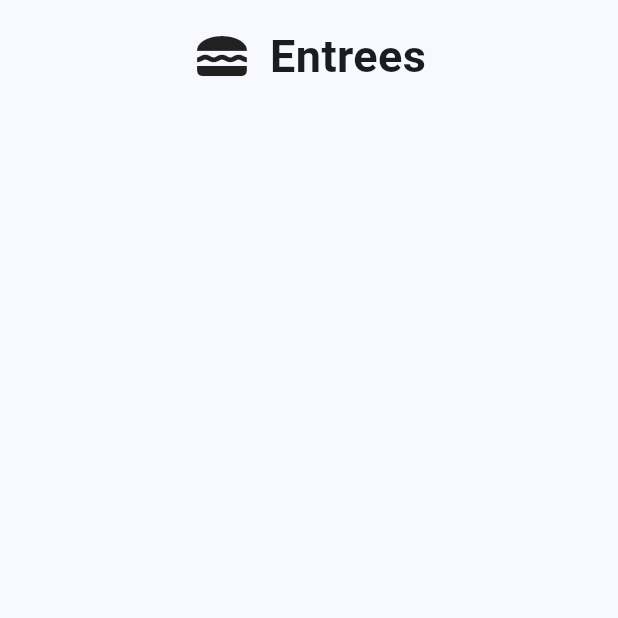
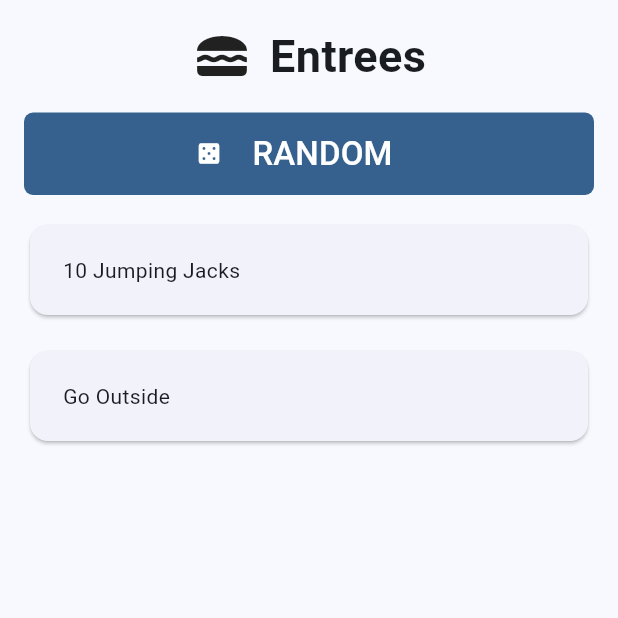
Before and after one commit to a-batts/neutritious, a Flutter app: the screen it shows after launch, after a tap on "Entrees", on a phone screen of 412 x 824 dp, the top half of it. Run offline on Flutter 3.47's test engine with Material 3 defaults, Android fonts, the light colour scheme and no system bars.

Commit message:
Randomization feature added

```diff
--- a/lib/category_page.dart
+++ b/lib/category_page.dart
@@ -1,5 +1,10 @@
+import 'dart:math';
+
 import 'package:flutter/material.dart';
 import 'package:neutritious/enums/menu_category.dart';
+import 'package:neutritious/types/item_data.dart';
+
+import 'item_page.dart';
 
 class CategoryPage extends StatefulWidget {
   const CategoryPage({super.key, required this.category});
@@ -11,9 +16,47 @@ class CategoryPage extends StatefulWidget {
 }
 
 class _CategoryPageState extends State<CategoryPage> {
+  Widget _itemCard(
+    ItemData data,
+  ) {
+    return (SizedBox(
+      width: 600,
+      child: Card(
+          child: InkWell(
+        borderRadius: BorderRadius.circular(12.0),
+        onTap: () => {},
+        child: Padding(
+            padding:
+                const EdgeInsets.symmetric(horizontal: 22.0, vertical: 20.0),
+            child: Row(
+              children: [Text(data.name)],
+            )),
+      )),
+    ));
+  }
+
   @override
   Widget build(BuildContext context) {
     final MenuCategory category = widget.category;
+
+    const List<ItemData> items = [
+      ItemData(
+          name: "10 Jumping Jacks", description: "Lorem ipsum", imageURL: ""),
+      ItemData(name: "Go Outside", description: "Lorem ipsum", imageURL: "")
+    ];
+
+    // Select a random item and display it //
+    selectRandomItem() {
+      Random random = Random();
+      int selectedItem = random.nextInt(items.length);
+
+      Navigator.push(
+        context,
+        MaterialPageRoute(
+            builder: (context) =>
+                ItemPage(item: items.elementAt(selectedItem))),
+      );
+    }
 
     return Scaffold(
       body: Center(
@@ -30,6 +73,23 @@ class _CategoryPageState extends State<CategoryPage> {
               Text(category.title,
                   style: const TextStyle(
                       fontSize: 30.0, fontWeight: FontWeight.w600))
+            ]),
+            const SizedBox(height: 16.0),
+            Wrap(runSpacing: 16.0, children: <Widget>[
+              SizedBox(
+                width: 600.0,
+                child: FilledButton.icon(
+                    onPressed: () => selectRandomItem(),
+                    label: const Padding(
+                        padding: EdgeInsets.all(12.0),
+                        child:
+                            Text("RANDOM", style: TextStyle(fontSize: 22.0))),
+                    icon: const Icon(Icons.casino),
+                    style: ElevatedButton.styleFrom(
+                        shape: RoundedRectangleBorder(
+                            borderRadius: BorderRadius.circular(6.0)))),
+              ),
+              ...items.map((ItemData item) => _itemCard(item))
             ])
           ],
         ),
--- /dev/null
+++ b/lib/types/item_data.dart
@@ -0,0 +1,8 @@
+class ItemData {
+  const ItemData(
+      {required this.name, required this.description, required this.imageURL});
+
+  final String name;
+  final String description;
+  final String imageURL;
+}
```
Also changed, not shown: lib/item_page.dart (added, +27 -0 lines).
